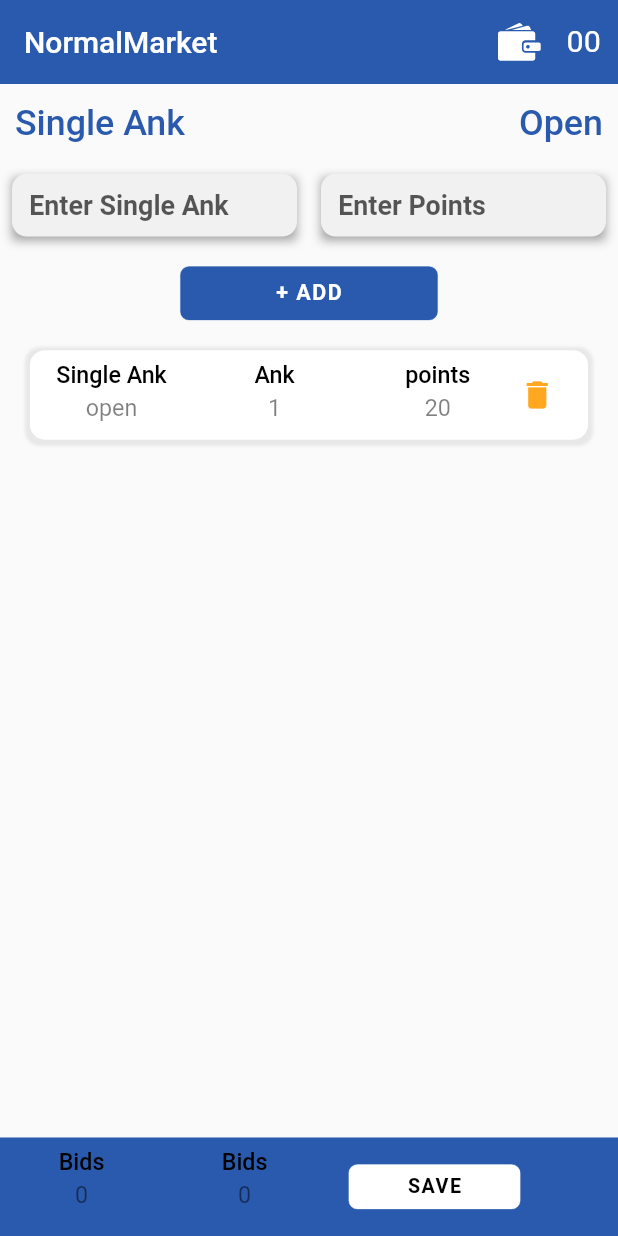
After one commit to amalaviyapragetx/spl_live, a Flutter app: the NewGameModePage screen opened by its route, on a phone screen of 412 x 824 dp. The commit adds this screen. Run offline on Flutter 3.47's test engine with Material 2 defaults, Android fonts, the phone set to English and light mode, and no system bars; our stand-ins replace cached_network_image, carousel_slider, connectivity_plus, device_info_plus, flutter_rating_bar, flutter_screenutil and 7 more; missing offline and left inert: country_list_pick, flutter_pin_code_fields; accounts and stored records are empty; network calls fail; statements that could not run were skipped; project files that could hold a hidden picture were left out.

Commit message:
add newgamemodes

```diff
--- /dev/null
+++ b/lib/components/new_auto_complete_text_field_with_suggetion.dart
@@ -0,0 +1,140 @@
+import 'dart:async';
+
+import 'package:flutter/material.dart';
+import 'package:flutter/services.dart';
+
+import '../helper_files/app_colors.dart';
+import '../helper_files/custom_text_style.dart';
+import '../helper_files/dimentions.dart';
+
+class AutoTextFieldWithSuggetion extends StatelessWidget {
+  AutoTextFieldWithSuggetion(
+      {super.key,
+      required this.optionsBuilder,
+      required this.height,
+      required this.controller,
+      this.focusNode,
+      required this.hintText,
+      required this.containerWidth,
+      this.inputFormatters,
+      this.maxLength,
+      this.onChanged});
+
+  final FutureOr<Iterable<String>> Function(TextEditingValue) optionsBuilder;
+  final double height;
+  final TextEditingController controller;
+  final FocusNode? focusNode;
+  Function(String)? onChanged;
+  final String hintText;
+  final double containerWidth;
+  final List<TextInputFormatter>? inputFormatters;
+  final int? maxLength;
+
+  @override
+  Widget build(BuildContext context) {
+    var border = OutlineInputBorder(
+      borderRadius: BorderRadius.circular(10),
+      borderSide: BorderSide.none,
+    );
+    return Container(
+      decoration: BoxDecoration(
+        boxShadow: [
+          BoxShadow(
+            offset: const Offset(0, 3),
+            blurRadius: 5,
+            spreadRadius: 0.2,
+            color: AppColors.grey,
+          ),
+        ],
+      ),
+      height: height,
+      width: double.infinity,
+      child: RawAutocomplete<String>(
+        optionsBuilder: optionsBuilder,
+        onSelected: (String selection) {
+          debugPrint(
+              'Selected Suggestion of auto complete text field is $selection');
+        },
+        fieldViewBuilder: (BuildContext context,
+            TextEditingController textEditingController,
+            FocusNode focusNode,
+            VoidCallback onFieldSubmitted) {
+          return TextFormField(
+            cursorColor: AppColors.appbarColor,
+            controller: controller,
+            focusNode: focusNode,
+            maxLength: maxLength,
+            keyboardType: TextInputType.number,
+            onChanged: onChanged,
+            textAlign: TextAlign.start,
+            inputFormatters: inputFormatters,
+            style: CustomTextStyle.textRobotoSansBold
+                .copyWith(color: AppColors.appbarColor),
+            decoration: InputDecoration(
+              hintStyle: CustomTextStyle.textRobotoSansBold.copyWith(
+                color: AppColors.black.withOpacity(0.65),
+                fontSize: Dimensions.h15,
+              ),
+              counterText: "",
+              filled: true,
+              errorMaxLines: 0,
+              contentPadding:
+                  EdgeInsets.only(left: Dimensions.w10, right: Dimensions.w10),
+              hintText: hintText,
+              fillColor: AppColors.textFieldFillColor,
+              focusedBorder: border,
+              border: border,
+              errorBorder: border,
+              disabledBorder: border,
+              enabledBorder: border,
+            ),
+          );
+        },
+        optionsViewBuilder: (BuildContext context,
+            AutocompleteOnSelected<String> onSelected,
+            Iterable<String> options) {
+          return Align(
+            alignment: Alignment.topLeft,
+            child: Material(
+              elevation: 4.0,
+              child: Container(
+                width: containerWidth,
+                child: ListView.builder(
+                  padding: const EdgeInsets.all(15),
+                  shrinkWrap: true,
+                  itemCount: options.length,
+                  itemBuilder: (BuildContext context, int index) {
+                    final String option = options.elementAt(index);
+                    return GestureDetector(
+                      onTap: () {
+                        FocusManager.instance.primaryFocus?.unfocus();
+                        onSelected(option);
+                        //  controller.coinsFocusNode.requestFocus();
+                        //onSelected(option);
+                      },
+                      child: Container(
+                        padding: EdgeInsets.all(Dimensions.h5),
+                        height: Dimensions.h30,
+                        child: Center(
+                          child: Text(
+                            option,
+                            style:
+                                CustomTextStyle.textRobotoSansMedium.copyWith(
+                              color: AppColors.black,
+                              fontWeight: FontWeight.normal,
+                              fontSize: Dimensions.h16,
+                            ),
+                          ),
+                        ),
+                      ),
+                    );
+                  },
+                ),
+              ),
+            ),
+          );
+        },
+      ),
+    );
+  }
+}
--- a/lib/helper_files/app_colors.dart
+++ b/lib/helper_files/app_colors.dart
@@ -22,4 +22,5 @@ class AppColors {
   static Color numberListgreen = const Color(0xff358138);
   static Color wpColor1 = const Color(0xffFFA71E);
   static Color wpColor2 = const Color(0xffD82700);
+  static Color textFieldFillColor = const Color(0xffF1F1F1);
 }
--- a/lib/main.dart
+++ b/lib/main.dart
@@ -2,6 +2,7 @@ import 'package:flutter/material.dart';
 import 'package:flutter_screenutil/flutter_screenutil.dart';
 import 'package:get/get.dart';
 import 'package:get_storage/get_storage.dart';
+import 'package:spllive/screens/Normal%20Market%20List/normal_market_page.dart';
 
 import 'helper_files/constant_variables.dart';
 import 'localization/app_localization.dart';
@@ -39,7 +40,6 @@ class MyApp extends StatelessWidget {
           debugShowCheckedModeBanner: false,
           navigatorKey: navigatorKey,
           transitionDuration: const Duration(milliseconds: 500),
-          //  home: const DashBoardPage(),
           translations: AppLocalization(),
           locale: getLocale(),
           initialBinding: InitialBindings(),
--- a/lib/routes/app_routes.dart
+++ b/lib/routes/app_routes.dart
@@ -4,6 +4,10 @@ import 'package:spllive/screens/More%20Details%20Screens/Change%20Mpin/binding/c
 import 'package:spllive/screens/More%20Details%20Screens/Notification%20Page/binding/notification_details_page_binding.dart';
 import 'package:spllive/screens/More%20Details%20Screens/myProfile/binding/myprofile_page_binding.dart';
 import 'package:spllive/screens/More%20Details%20Screens/myProfile/myprofile_page.dart';
+import 'package:spllive/screens/New%20GameModes/binding/new_gamemode_page_bindings.dart';
+import 'package:spllive/screens/New%20GameModes/new_gamemodes_page.dart';
+import 'package:spllive/screens/Normal%20Market%20List/binding/normal_market_page_binding.dart';
+import 'package:spllive/screens/Normal%20Market%20List/normal_market_page.dart';
 import 'package:spllive/screens/Sangam%20Page/binding/snagam_page_binding.dart';
 import 'package:spllive/screens/Sangam%20Page/controller/sangam_page_controller.dart';
 import 'package:spllive/screens/game_pages/game_pages.dart';
@@ -369,5 +373,19 @@ class AppRoutes {
       page: () => CheckWithdrawalPage(),
       bindings: [CheckWithdrawalPageBinding()],
     ),
+    GetPage(
+      name: AppRoutName.normalMarketPage,
+      transition: Transition.fadeIn,
+      transitionDuration: const Duration(milliseconds: 300),
+      page: () => NormalMarketPage(),
+      bindings: [NormalMarketPageBinding()],
+    ),
+    GetPage(
+      name: AppRoutName.newGameModePage,
+      transition: Transition.fadeIn,
+      transitionDuration: const Duration(milliseconds: 300),
+      page: () => NewGameModePage(),
+      bindings: [NewGamemodePageBindings()],
+    )
   ];
 }
--- a/lib/routes/app_routes_name.dart
+++ b/lib/routes/app_routes_name.dart
@@ -57,4 +57,10 @@ class AppRoutName {
 
   /// CheckWithDrawal History Page
   static String checkWithDrawalPage = "/check_withdrawal_page";
+
+  /// NormalMarketPage
+  static String normalMarketPage = "/normal_market_page";
+
+  /// NewGamemodePage
+  static String newGameModePage = "/new_gamemode_page";
 }
--- /dev/null
+++ b/lib/screens/New GameModes/binding/new_gamemode_page_bindings.dart
@@ -0,0 +1,9 @@
+import 'package:get/get.dart';
+import 'package:spllive/screens/New%20GameModes/controller/new_gamemode_page_controller.dart';
+
+class NewGamemodePageBindings implements Bindings {
+  @override
+  void dependencies() {
+    Get.lazyPut(() => NewGamemodePageController());
+  }
+}
--- /dev/null
+++ b/lib/screens/New GameModes/controller/new_gamemode_page_controller.dart
@@ -0,0 +1,7 @@
+import 'package:flutter/material.dart';
+import 'package:get/get.dart';
+
+class NewGamemodePageController extends GetxController {
+  final TextEditingController digitController = TextEditingController();
+  final TextEditingController pointController = TextEditingController();
+}
--- /dev/null
+++ b/lib/screens/New GameModes/new_gamemodes_page.dart
@@ -0,0 +1,265 @@
+import 'package:flutter/material.dart';
+import 'package:flutter/services.dart';
+import 'package:flutter_svg/flutter_svg.dart';
+import 'package:get/get.dart';
+import 'package:spllive/components/new_auto_complete_text_field_with_suggetion.dart';
+import 'package:spllive/helper_files/custom_text_style.dart';
+import 'package:spllive/screens/New%20GameModes/controller/new_gamemode_page_controller.dart';
+import '../../Custom Controllers/wallet_controller.dart';
+import '../../components/simple_button_with_corner.dart';
+import '../../helper_files/app_colors.dart';
+import '../../helper_files/constant_image.dart';
+import '../../helper_files/dimentions.dart';
+import '../../helper_files/ui_utils.dart';
+import '../../routes/app_routes_name.dart';
+
+class NewGameModePage extends StatelessWidget {
+  NewGameModePage({super.key});
+  var walletController = Get.put(WalletController());
+  var controller = Get.put(NewGamemodePageController());
+  var verticalSpace = SizedBox(
+    height: Dimensions.h10,
+  );
+
+  @override
+  Widget build(BuildContext context) {
+    Size size = MediaQuery.of(context).size;
+    return Scaffold(
+      appBar: AppUtils().simpleAppbar(
+        appBarTitle: "NormalMarket",
+        actions: [
+          InkWell(
+            onTap: () => Get.offAndToNamed(AppRoutName.transactionPage),
+            child: Row(
+              children: [
+                SizedBox(
+                  height: Dimensions.w22,
+                  width: Dimensions.w25,
+                  child: SvgPicture.asset(
+                    ConstantImage.walletAppbar,
+                    color: AppColors.white,
+                    fit: BoxFit.fill,
+                  ),
+                ),
+                Padding(
+                  padding: EdgeInsets.only(
+                      top: Dimensions.r8,
+                      bottom: Dimensions.r10,
+                      left: Dimensions.r15,
+                      right: Dimensions.r10),
+                  child: Obx(
+                    () => Text(
+                      walletController.walletBalance.toString(),
+                      style: const TextStyle(
+                        fontSize: 20,
+                      ),
+                    ),
+                  ),
+                ),
+              ],
+            ),
+          ),
+        ],
+      ),
+      body: Container(
+        height: size.height,
+        width: size.width,
+        child: Column(
+          children: [
+            verticalSpace,
+            Padding(
+              padding: const EdgeInsets.symmetric(horizontal: 10.0),
+              child: Row(
+                mainAxisAlignment: MainAxisAlignment.spaceBetween,
+                children: [
+                  Text(
+                    "Single Ank",
+                    style: CustomTextStyle.textRobotoSansMedium.copyWith(
+                      color: AppColors.appbarColor,
+                      fontSize: Dimensions.h20,
+                    ),
+                  ),
+                  Text(
+                    "Open",
+                    style: CustomTextStyle.textRobotoSansMedium.copyWith(
+                      color: AppColors.appbarColor,
+                      fontSize: Dimensions.h20,
+                    ),
+                  )
+                ],
+              ),
+            ),
+            verticalSpace,
+            Row(
+              children: [
+                Expanded(
+                  child: Padding(
+                    padding: const EdgeInsets.all(8.0),
+                    child: AutoTextFieldWithSuggetion(
+                      optionsBuilder: (p0) {
+                        return Characters("");
+                      },
+                      height: Dimensions.h35,
+                      controller: controller.digitController,
+                      hintText: "Enter Single Ank",
+                      containerWidth: double.infinity,
+                      inputFormatters: [FilteringTextInputFormatter.digitsOnly],
+                    ),
+                  ),
+                ),
+                Expanded(
+                  child: Padding(
+                    padding: const EdgeInsets.all(8.0),
+                    child: AutoTextFieldWithSuggetion(
+                      optionsBuilder: (p0) {
+                        return Characters("");
+                      },
+                      height: Dimensions.h35,
+                      controller: controller.digitController,
+                      hintText: "Enter Points",
+                      containerWidth: double.infinity,
+                      inputFormatters: [FilteringTextInputFormatter.digitsOnly],
+                    ),
+                  ),
+                ),
+              ],
+            ),
+            verticalSpace,
+            RoundedCornerButton(
+              text: "PLUSADD".tr,
+              color: AppColors.appbarColor,
+              borderColor: AppColors.appbarColor,
+              fontSize: Dimensions.h12,
+              fontWeight: FontWeight.w600,
+              fontColor: AppColors.white,
+              letterSpacing: 1,
+              borderRadius: Dimensions.r5,
+              borderWidth: 0.2,
+              textStyle: CustomTextStyle.textRobotoSansBold,
+              onTap: () {
+                // controller.coinsFocusNode.unfocus();
+                // controller.openFocusNode.requestFocus();
+                // controller.onTapOfAddBidButton();
+              },
+              height: Dimensions.h30,
+              width: Dimensions.w150,
+            ),
+            Padding(
+              padding: const EdgeInsets.all(20.0),
+              child: Container(
+                height: Dimensions.h50,
+                width: size.width,
+                decoration: BoxDecoration(
+                  color: AppColors.white,
+                  borderRadius: BorderRadius.circular(10),
+                  boxShadow: [
+                    BoxShadow(
+                        blurRadius: 1,
+                        spreadRadius: 3,
+                        color: AppColors.grey.withOpacity(0.2),
+                        offset: const Offset(0, 1)),
+                  ],
+                ),
+                child: Row(
+                  //   mainAxisAlignment: MainAxisAlignment.spaceEvenly,
+                  children: [
+                    Row(
+                      mainAxisAlignment: MainAxisAlignment.spaceEvenly,
+                      children: [
+                        nameColumn(titleText: "Single Ank", subText: "open"),
+                        nameColumn(titleText: "Ank", subText: "1"),
+                        nameColumn(titleText: "points", subText: "20"),
+                      ],
+                    ),
+                    Padding(
+                      padding: const EdgeInsets.only(right: 10.0, left: 0),
+                      child: InkWell(
+                        onTap: () {},
+                        child: Icon(
+                          Icons.delete,
+                          color: AppColors.wpColor1,
+                        ),
+                      ),
+                    )
+                  ],
+                ),
+              ),
+            ),
+          ],
+        ),
+      ),
+      bottomNavigationBar: Container(
+        width: size.width,
+        height: Dimensions.h55,
+        color: AppColors.appbarColor,
+        child: Row(
+          mainAxisAlignment: MainAxisAlignment.start,
+          children: [
+            nameColumn(titleText: "Bids", subText: "0"),
+            nameColumn(titleText: "Bids", subText: "0"),
+            SizedBox(
+              width: 15,
+            ),
+            RoundedCornerButton(
+              text: "SAVE".tr.toUpperCase(),
+              color: AppColors.white,
+              borderColor: AppColors.white,
+              fontSize: Dimensions.h11,
+              fontWeight: FontWeight.w600,
+              fontColor: AppColors.black,
+              letterSpacing: 1,
+              borderRadius: Dimensions.r5,
+              borderWidth: 0.2,
+              textStyle: CustomTextStyle.textRobotoSansBold,
+              onTap: () {
+                // controller.coinsFocusNode.unfocus();
+                // controller.openFocusNode.requestFocus();
+                // controller.onTapOfAddBidButton();
+              },
+              height: Dimensions.h25,
+              width: Dimensions.w100,
+            ),
+          ],
+        ),
+      ),
+    );
+  }
+
+  Widget nameColumn({required String titleText, required String subText}) {
+    return Padding(
+      padding: const EdgeInsets.symmetric(
+        vertical: 8.0,
+      ),
+      child: Container(
+        // color: AppColors.balanceCoinsColor,
+        width: Dimensions.w95,
+        child: Padding(
+          padding: const EdgeInsets.symmetric(horizontal: 0.0),
+          child: Column(
+            children: [
+              Text(
+                textAlign: TextAlign.center,
+                titleText,
+                style: CustomTextStyle.textRobotoSansMedium.copyWith(
+                  color: AppColors.black,
+                  fontSize: Dimensions.h13,
+                ),
+              ),
+              Padding(
+                padding: const EdgeInsets.only(top: 4.0),
+                child: Text(
+                  textAlign: TextAlign.center,
+                  subText,
+                  style: CustomTextStyle.textRobotoSansLight.copyWith(
+                    color: AppColors.black.withOpacity(0.5),
+                    fontSize: Dimensions.h13,
+                  ),
+                ),
+              )
+            ],
+          ),
+        ),
+      ),
+    );
+  }
+}
--- /dev/null
+++ b/lib/screens/Normal Market List/binding/normal_market_page_binding.dart
@@ -0,0 +1,9 @@
+import 'package:get/get.dart';
+import 'package:spllive/screens/Normal%20Market%20List/controller/normal_market_page_controller.dart';
+
+class NormalMarketPageBinding implements Bindings {
+  @override
+  void dependencies() {
+    Get.lazyPut(() => NormalMarketPageController());
+  }
+}
--- /dev/null
+++ b/lib/screens/Normal Market List/controller/normal_market_page_controller.dart
@@ -0,0 +1,3 @@
+import 'package:get/get.dart';
+
+class NormalMarketPageController extends GetxController {}
```
Also changed, not shown: lib/screens/Normal Market List/normal_market_page.dart (added, +172 -0 lines), lib/screens/home_screen/utils/home_screen_utils.dart (+8 -2 lines), lib/self_closing_page.dart (+8 -8 lines), 1 other file.
